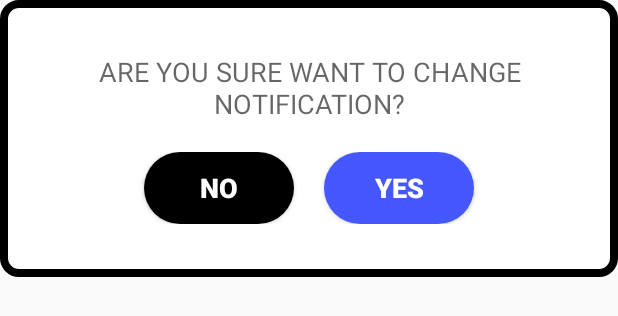
After one commit to castreld/SIAGA, an Android app: the layout submit_popup.xml on its own in the app's theme, with its tools: preview values and no code run, on a phone screen of 412 x 824 dp. The commit adds this screen. Shown: the top 316 px of the screen. Run offline under Robolectric (Android 15) with nearby library versions, the phone set to English and light mode, and no system bars.

Commit message:
Update SIAGA layout 2 : 1. Dialog 'submit_popup.xml' muncul saat submitButton di dalam 'activity_settings.xml' dipencet oleh user
2. vibrationSwitch pada 'activity_settings.xml' sekarang menyimpan atribut switchnya dan jika isChecked = true maka perangkat user akan bergetar.

NOTE :

1. Logic menambahkan notifikasi custom belum ada, dan logic perangkat bergetar ketika mendapat notifikasi belum ada.

```diff
--- a/app/src/main/AndroidManifest.xml
+++ b/app/src/main/AndroidManifest.xml
@@ -1,6 +1,8 @@
 <?xml version="1.0" encoding="utf-8"?>
 <manifest xmlns:android="http://schemas.android.com/apk/res/android"
     xmlns:tools="http://schemas.android.com/tools">
+
+    <uses-permission android:name="android.permission.VIBRATE" />
 
     <application
         android:allowBackup="true"
--- /dev/null
+++ b/app/src/main/res/drawable/button_rounded_blue.xml
@@ -0,0 +1,5 @@
+<?xml version="1.0" encoding="utf-8"?>
+<shape xmlns:android="http://schemas.android.com/apk/res/android">
+    <solid android:color="#4558FF"/>
+    <corners android:radius="80dp"/>
+</shape>
--- a/app/src/main/res/layout/activity_main.xml
+++ b/app/src/main/res/layout/activity_main.xml
@@ -45,11 +45,11 @@
         android:id="@+id/gasOut"
         android:layout_width="wrap_content"
         android:layout_height="wrap_content"
+        android:layout_marginLeft="85dp"
+        android:background="@drawable/border_rounded_black"
         android:text=" 0000 "
         android:textColor="@color/black"
-        android:background="@drawable/border_rounded_black"
-        android:textSize="80dp"
-        android:layout_marginLeft="85dp"/>
+        android:textSize="80dp" />
 
     <Button
         android:id="@+id/fanButton"
--- /dev/null
+++ b/app/src/main/res/layout/submit_popup.xml
@@ -0,0 +1,46 @@
+<!-- res/layout/custom_dialog.xml -->
+<LinearLayout
+    xmlns:android="http://schemas.android.com/apk/res/android"
+    android:layout_width="wrap_content"
+    android:layout_height="wrap_content"
+    android:orientation="vertical"
+    android:padding="35dp"
+    android:background="@drawable/border_rounded_black">
+
+    <TextView
+        android:layout_width="wrap_content"
+        android:layout_height="wrap_content"
+        android:text="ARE YOU SURE WANT TO CHANGE NOTIFICATION?"
+        android:textAppearance="?android:attr/textAppearanceMedium"
+        android:textAlignment="center"
+        android:layout_gravity="center"
+        android:paddingBottom="20dp"/>
+
+    <LinearLayout
+        android:layout_width="match_parent"
+        android:layout_height="wrap_content"
+        android:orientation="horizontal"
+        android:gravity="center">
+
+        <Button
+            android:id="@+id/noButton"
+            android:layout_width="100dp"
+            android:layout_height="wrap_content"
+            android:text="NO"
+            android:textColor="@color/white"
+            android:textStyle="bold"
+            android:textSize="18dp"
+            android:background="@drawable/button_rounded_black" />
+
+        <Button
+            android:id="@+id/yesButton"
+            android:layout_width="100dp"
+            android:layout_height="wrap_content"
+            android:text="YES"
+            android:textSize="18dp"
+            android:textStyle="bold"
+            android:textColor="@color/white"
+            android:background="@drawable/button_rounded_blue"
+            android:layout_marginLeft="20dp"/>
+    </LinearLayout>
+</LinearLayout>
```
Also changed, not shown: app/src/main/java/com/example/siaga/Settings.java (+93 -1 lines), app/src/main/res/layout/activity_settings.xml (+11 -5 lines).
